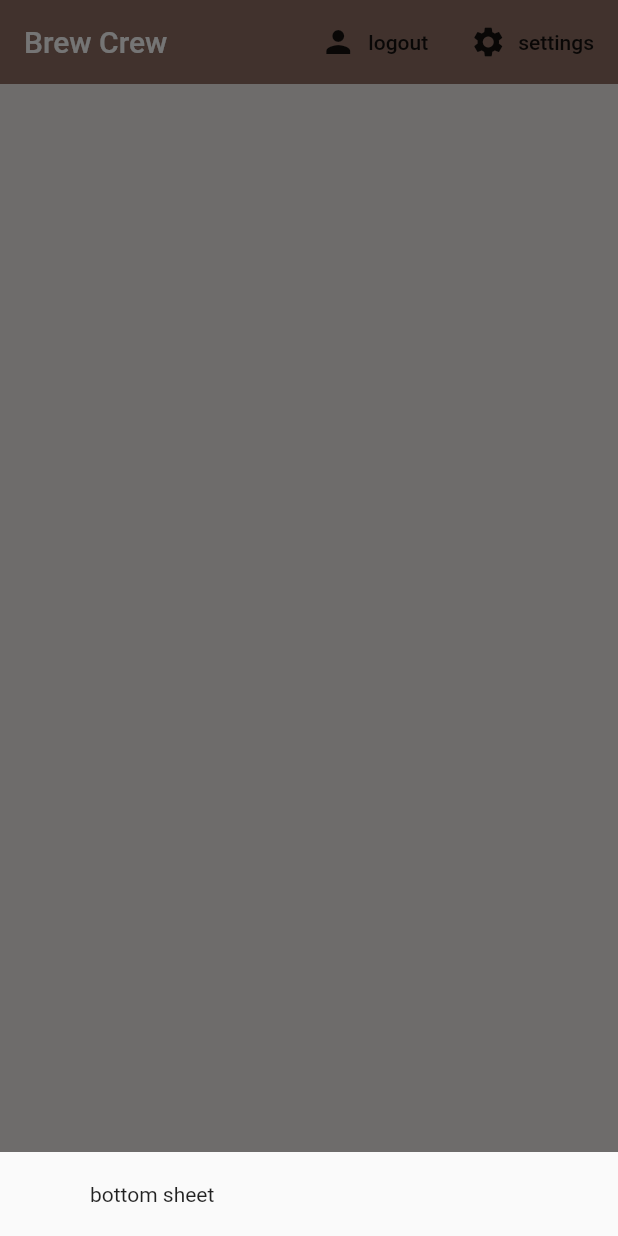
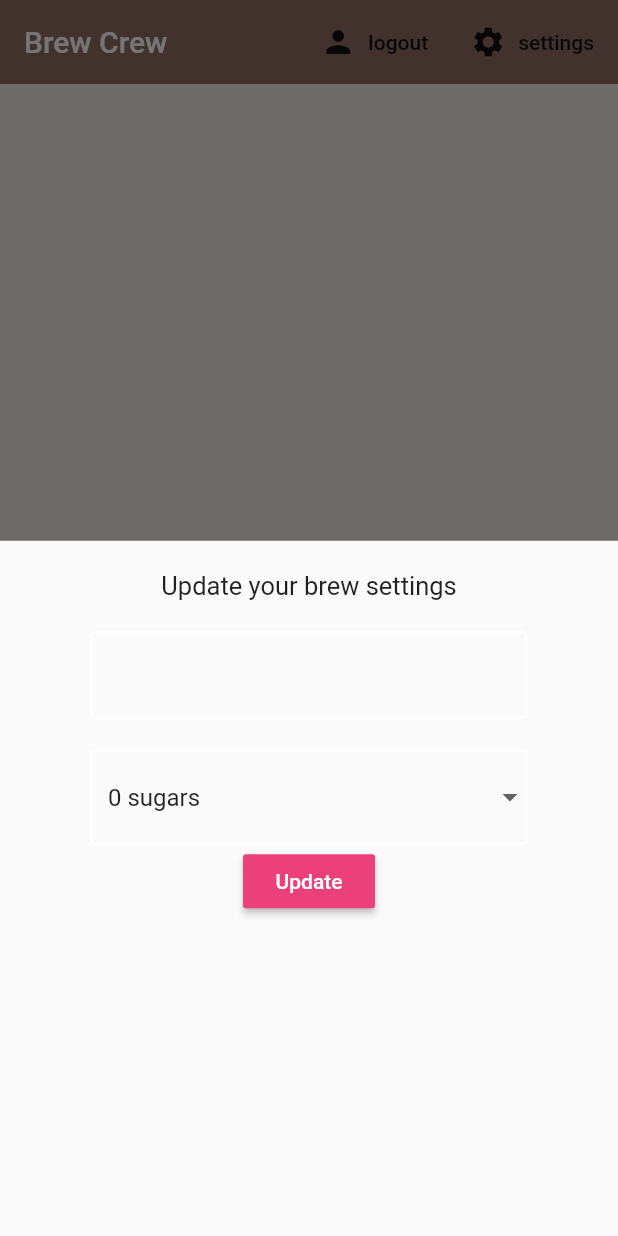
Before and after one commit to tamofplease/flutter_firebase_tutorial, a Flutter app: the screen it shows once a user with an empty profile is signed in, after a tap on "settings", on a phone screen of 412 x 824 dp. Run offline on Flutter 3.47's test engine with Material 2 defaults, Android fonts, the phone set to English and light mode, and no system bars; our stand-ins replace cloud_firestore, firebase_auth, flutter_spinkit; accounts and stored records are empty.

Commit message:
create edit form especially tff and dbff

```diff
--- a/lib/screens/home/home.dart
+++ b/lib/screens/home/home.dart
@@ -1,4 +1,5 @@
 import 'package:flutter/material.dart';
+import 'package:flutterfirebaseninjaapp/screens/home/settings_forms.dart';
 import 'package:flutterfirebaseninjaapp/services/auth.dart';
 import 'package:flutterfirebaseninjaapp/services/database.dart';
 import 'package:provider/provider.dart';
@@ -16,7 +17,7 @@ class Home extends StatelessWidget {
       showModalBottomSheet(context: context, builder: (context) {
         return Container(
           padding: EdgeInsets.symmetric(vertical: 20.0, horizontal: 60.0),
-          child: Text("bottom sheet"),
+          child: SettingsForm(),
         );
       });
     }
--- /dev/null
+++ b/lib/screens/home/settings_forms.dart
@@ -0,0 +1,65 @@
+import 'package:flutter/material.dart';
+import 'package:flutterfirebaseninjaapp/shared/constants.dart';
+
+class SettingsForm extends StatefulWidget {
+  @override
+  _SettingsFormState createState() => _SettingsFormState();
+}
+
+class _SettingsFormState extends State<SettingsForm> {
+
+  final _formKey = GlobalKey<FormState>();
+  final List<String> sugars = ['0','1','2','3','4'];
+
+  String _currentName;
+  String _currentSugars;
+  String _currentStrength;
+
+  @override
+  Widget build(BuildContext context) {
+    return Form(
+      key: _formKey,
+      child: Column(
+        children: <Widget>[
+          Text(
+            'Update your brew settings',
+            style: TextStyle(fontSize: 17.0),
+          ),
+          SizedBox(height: 20.0),
+          TextFormField(
+            decoration: textInputDecoration,
+            validator: (val) => val.isEmpty ? 'Please enter a name' : null,
+            onChanged: (val) => setState(() => _currentName = val),
+          ),
+          SizedBox(height: 20.0),
+          // dropdown
+          DropdownButtonFormField(
+            decoration: textInputDecoration,
+            value: _currentSugars ?? '0',
+            items: sugars.map((sugar) {
+              return DropdownMenuItem(
+                value: sugar,
+                child: Text('$sugar sugars'),
+              );
+            }).toList(),
+            onChanged: (val) => setState(() => _currentSugars = val),
+          ),
+          //slider
+          RaisedButton(
+            color: Colors.pink[400],
+            child: Text(
+              'Update',
+              style: TextStyle(color: Colors.white),
+            ),
+            onPressed: () async {
+              print(_currentName);
+              print(_currentSugars);
+              print(_currentStrength);
+            }
+          ),
+
+        ],
+      )
+    );
+  }
+}
```
